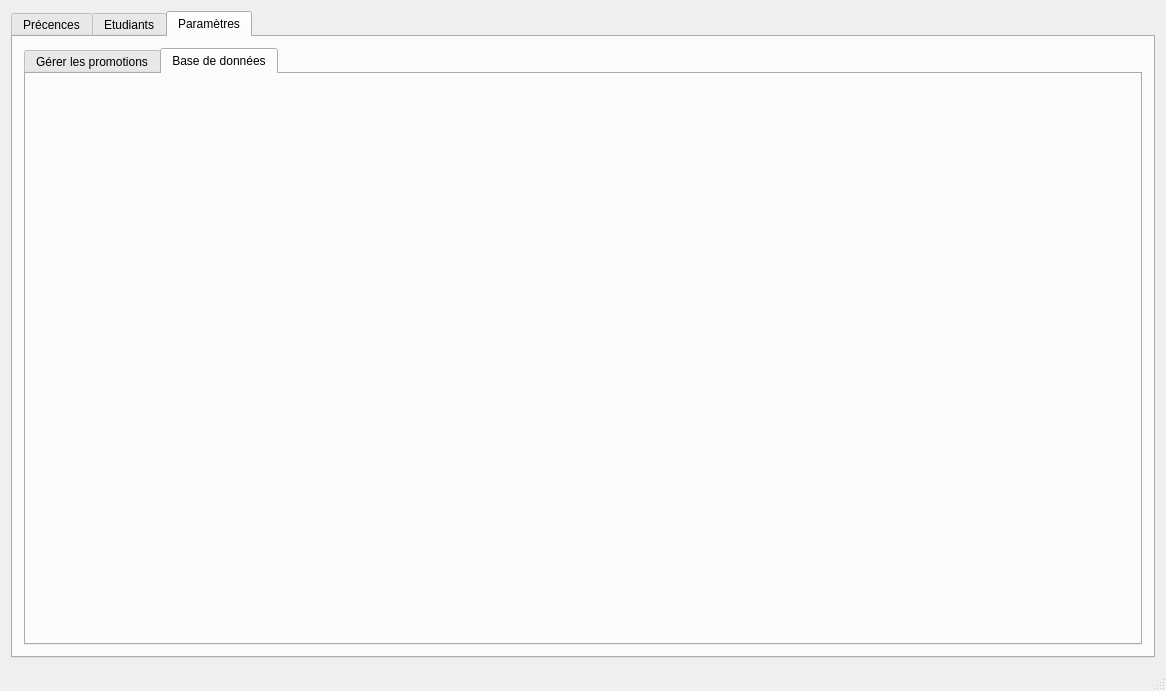
Old version of the form Badgeuse/mainwindow.ui in the repository louisthomaspro/badgeuse-polytech.
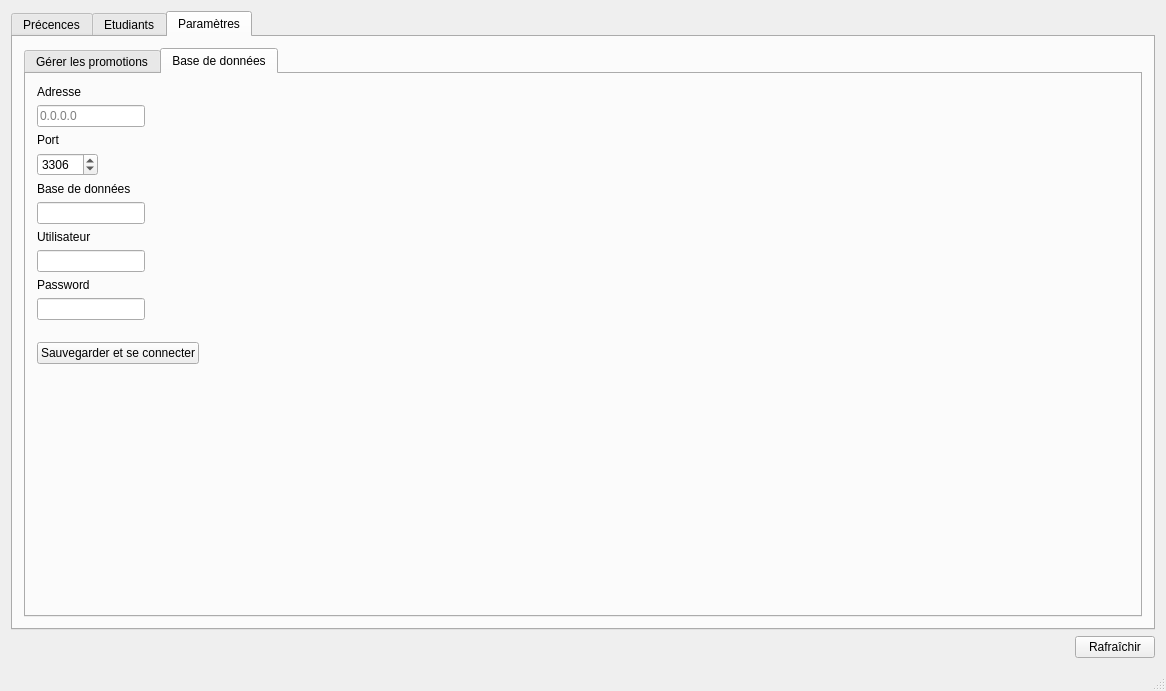
New version of the form. The open tabs and pages were chosen to show the change.

```diff
--- a/Badgeuse/mainwindow.ui
+++ b/Badgeuse/mainwindow.ui
@@ -717,6 +717,96 @@
            <attribute name="title">
             <string>Base de données</string>
            </attribute>
+           <layout class="QFormLayout" name="formLayout_2">
+            <item row="0" column="0">
+             <widget class="QLabel" name="label_8">
+              <property name="text">
+               <string>Adresse</string>
+              </property>
+             </widget>
+            </item>
+            <item row="1" column="0">
+             <widget class="QLineEdit" name="le_host">
+              <property name="placeholderText">
+               <string>0.0.0.0</string>
+              </property>
+             </widget>
+            </item>
+            <item row="2" column="0">
+             <widget class="QLabel" name="label_18">
+              <property name="text">
+               <string>Port</string>
+              </property>
+             </widget>
+            </item>
+            <item row="4" column="0">
+             <widget class="QLabel" name="label_24">
+              <property name="text">
+               <string>Base de données</string>
+              </property>
+             </widget>
+            </item>
+            <item row="5" column="0">
+             <widget class="QLineEdit" name="le_dbname"/>
+            </item>
+            <item row="6" column="0">
+             <widget class="QLabel" name="label_9">
+              <property name="text">
+               <string>Utilisateur</string>
+              </property>
+             </widget>
+            </item>
+            <item row="7" column="0">
+             <widget class="QLineEdit" name="le_user"/>
+            </item>
+            <item row="8" column="0">
+             <widget class="QLabel" name="label_16">
+              <property name="text">
+               <string>Password</string>
+              </property>
+             </widget>
+            </item>
+            <item row="9" column="0">
+             <widget class="QLineEdit" name="le_password">
+              <property name="echoMode">
+               <enum>QLineEdit::Password</enum>
+              </property>
+             </widget>
+            </item>
+            <item row="10" column="0">
+             <spacer name="verticalSpacer_3">
+              <property name="orientation">
+               <enum>Qt::Vertical</enum>
+              </property>
+              <property name="sizeType">
+               <enum>QSizePolicy::Fixed</enum>
+              </property>
+              <property name="sizeHint" stdset="0">
+               <size>
+                <width>20</width>
+                <height>10</height>
+               </size>
+              </property>
+             </spacer>
+            </item>
+            <item row="11" column="0">
+             <widget class="QPushButton" name="pb_dbconnect">
+              <property name="text">
+               <string>Sauvegarder et se connecter</string>
+              </property>
+             </widget>
+            </item>
+            <item row="3" column="0">
+             <widget class="QSpinBox" name="sb_port">
+              <property name="maximum">
+               <number>10000</number>
+              </property>
+              <property name="value">
+               <number>3306</number>
+              </property>
+             </widget>
+            </item>
+           </layout>
           </widget>
          </widget>
         </item>
@@ -724,6 +814,13 @@
       </widget>
      </widget>
     </item>
+    <item alignment="Qt::AlignRight">
+     <widget class="QPushButton" name="pb_refresh">
+      <property name="text">
+       <string>Rafraîchir</string>
+      </property>
+     </widget>
+    </item>
    </layout>
   </widget>
   <widget class="QStatusBar" name="statusBar"/>
```
Left out of the diff: 42 changed lines with no effect on the pictures.
